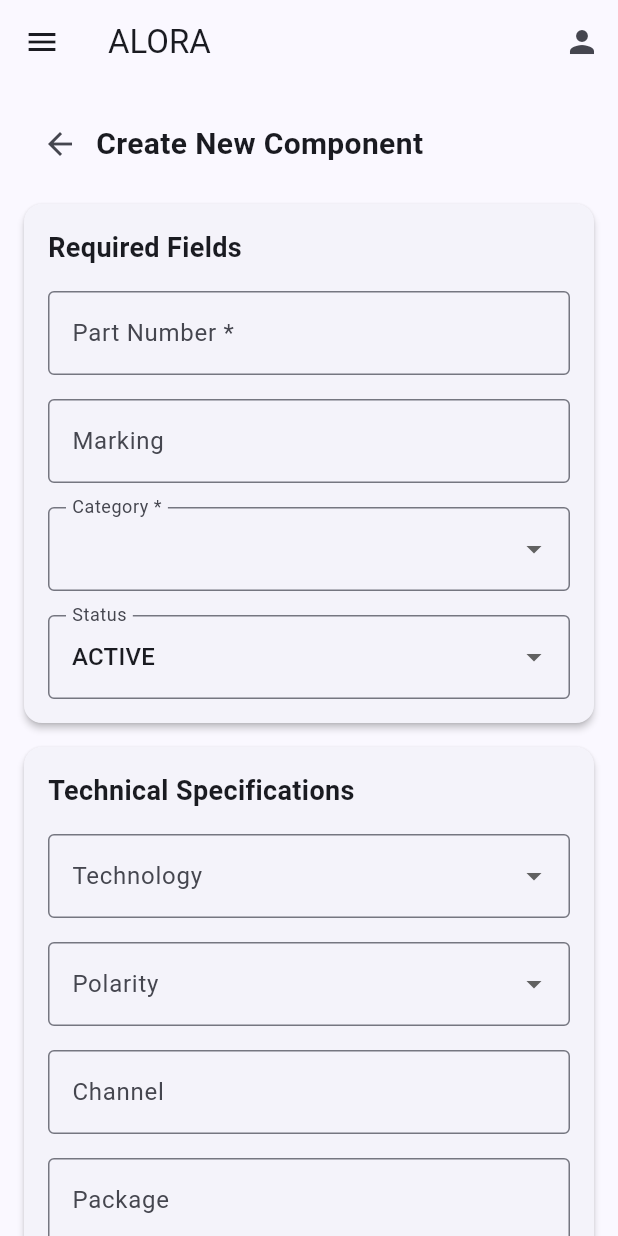
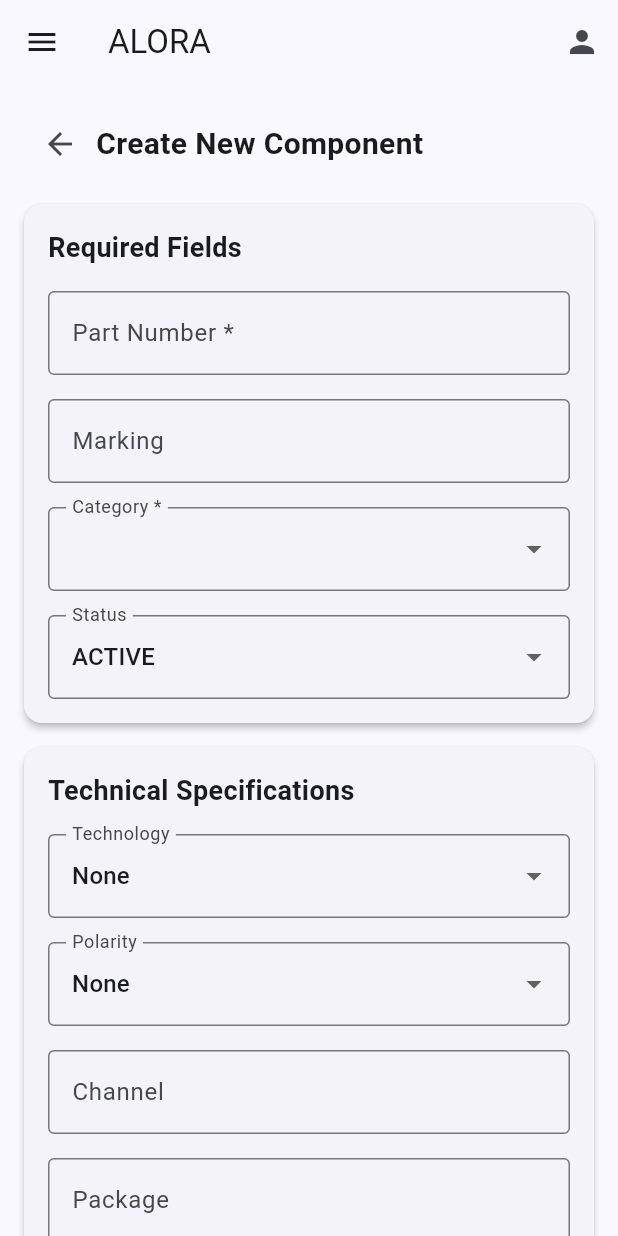
Before and after one commit to onlyworkammar/launch-pad-front, a Flutter app: the ComponentFormScreen screen opened directly, on a phone screen of 412 x 824 dp. Run offline on Flutter 3.47's test engine with Material 3 defaults, Android fonts, the phone set to English and light mode, and no system bars; our stand-ins replace shared_preferences; accounts and stored records are empty; network calls fail.

Commit message:
Update component_form_screen.dart

```diff
--- a/lib/screens/component_form_screen.dart
+++ b/lib/screens/component_form_screen.dart
@@ -439,16 +439,20 @@ class _ComponentFormScreenState extends State<ComponentFormScreen> {
                       'Technical Specifications',
                       [
                         DropdownButtonFormField<String>(
-                          value: _technology,
+                          value: _technology != null && ['NPN', 'PNP', 'NMOS', 'PMOS', 'DIODE'].contains(_technology)
+                              ? _technology
+                              : null,
                           decoration: const InputDecoration(
                             labelText: 'Technology',
                             border: OutlineInputBorder(),
                           ),
                           items: const [
+                            DropdownMenuItem(value: null, child: Text('None')),
                             DropdownMenuItem(value: 'NPN', child: Text('NPN')),
                             DropdownMenuItem(value: 'PNP', child: Text('PNP')),
                             DropdownMenuItem(value: 'NMOS', child: Text('NMOS')),
                             DropdownMenuItem(value: 'PMOS', child: Text('PMOS')),
+                            DropdownMenuItem(value: 'DIODE', child: Text('DIODE')),
                           ],
                           onChanged: (value) {
                             setState(() {
@@ -458,14 +462,18 @@ class _ComponentFormScreenState extends State<ComponentFormScreen> {
                         ),
                         const SizedBox(height: 16),
                         DropdownButtonFormField<String>(
-                          value: _polarity,
+                          value: _polarity != null && ['NPN', 'PNP', 'PN'].contains(_polarity)
+                              ? _polarity
+                              : null,
                           decoration: const InputDecoration(
                             labelText: 'Polarity',
                             border: OutlineInputBorder(),
                           ),
                           items: const [
+                            DropdownMenuItem(value: null, child: Text('None')),
                             DropdownMenuItem(value: 'NPN', child: Text('NPN')),
                             DropdownMenuItem(value: 'PNP', child: Text('PNP')),
+                            DropdownMenuItem(value: 'PN', child: Text('PN')),
                           ],
                           onChanged: (value) {
                             setState(() {
```
